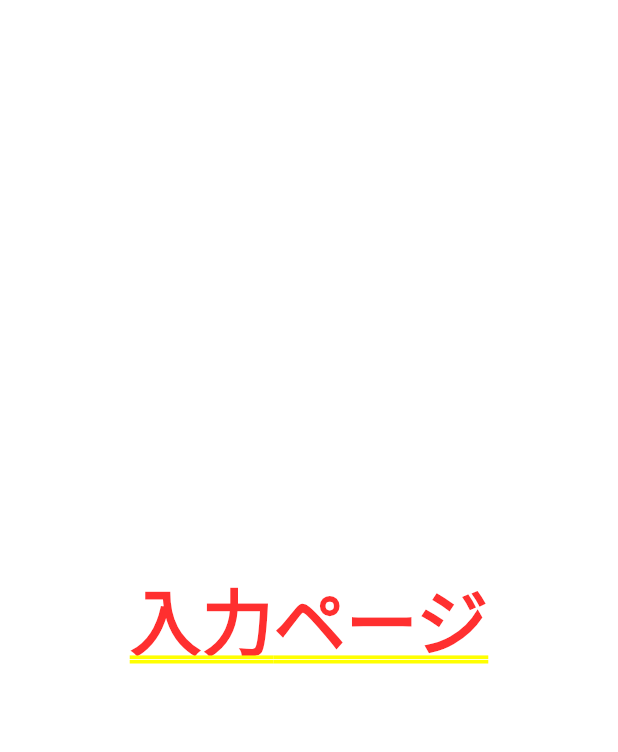
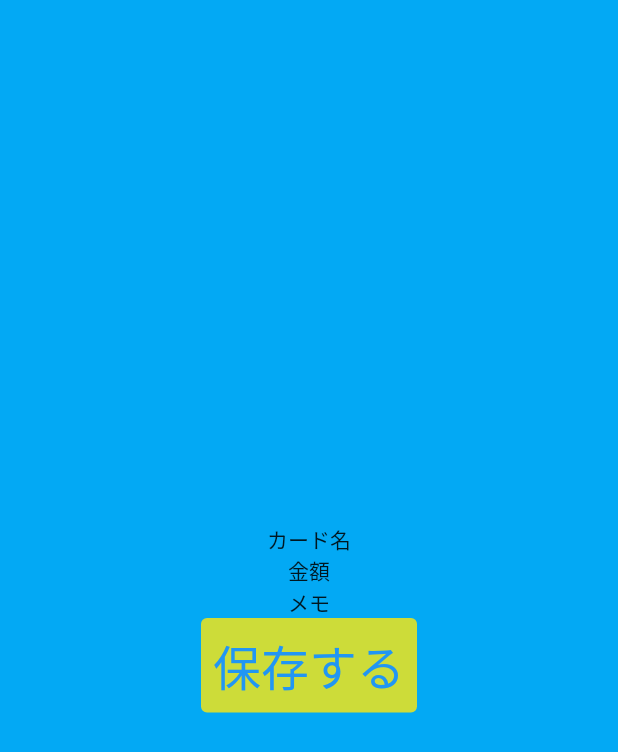
Before and after one commit to koki1126/creditcard-statement-note, a Flutter app: the screen it shows after launch, after a tap on the "add" icon, on a phone screen of 412 x 824 dp. Shown: the top 752 px of the screen. Run offline on Flutter 3.47's test engine with Material 2 defaults, Android fonts, the phone set to English and light mode, and no system bars.

Commit message:
入力ページ(仮)

```diff
--- a/lib/add_statement.dart
+++ b/lib/add_statement.dart
@@ -7,9 +7,29 @@ class AddStatement extends StatelessWidget {
 
   @override
   Widget build(BuildContext context) {
-    return Center(
-      child: Container(
-        child: Text('入力ページ'),
+    return Scaffold(
+      backgroundColor: Colors.lightBlue,
+      body: Center(
+        child: Column(
+          mainAxisAlignment: MainAxisAlignment.center,
+          children: [
+            Text('カード名'),
+            Text('金額'),
+            Text('メモ'),
+            TextButton(
+              style: ButtonStyle(
+                backgroundColor: MaterialStateProperty.all<Color>(Colors.lime),
+                textStyle: MaterialStateProperty.all<TextStyle>(
+                  TextStyle(fontSize: 32),
+                ),
+              ),
+              onPressed: () {
+                print('pressed 保存する');
+              },
+              child: Text('保存する'),
+            ),
+          ],
+        ),
       ),
     );
   }
```
